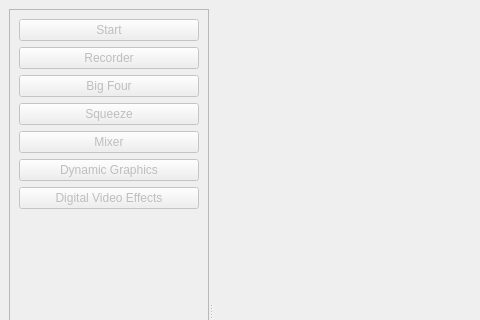
This is Demo/MainWindow.ui in IainCole/Client as Qt 5 draws it before an edit; both pictures show x 0 to 480 and y 0 to 320 of the 900 by 650 pixel window. The edited form follows.
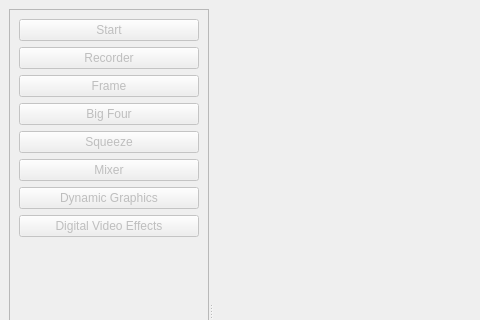
This is the edited form.

Patch:
```diff
--- a/Demo/MainWindow.ui
+++ b/Demo/MainWindow.ui
@@ -75,6 +75,19 @@
           </property>
          </widget>
         </item>
+        <item>
+         <widget class="QPushButton" name="pushButtonFrame">
+          <property name="enabled">
+           <bool>false</bool>
+          </property>
+          <property name="focusPolicy">
+           <enum>Qt::NoFocus</enum>
+          </property>
+          <property name="text">
+           <string>Frame</string>
+          </property>
+         </widget>
+        </item>
         <item>
          <widget class="QPushButton" name="pushButtonBigFour">
           <property name="enabled">
```
Left out of the diff: 21 changed lines with no effect on the pictures.
